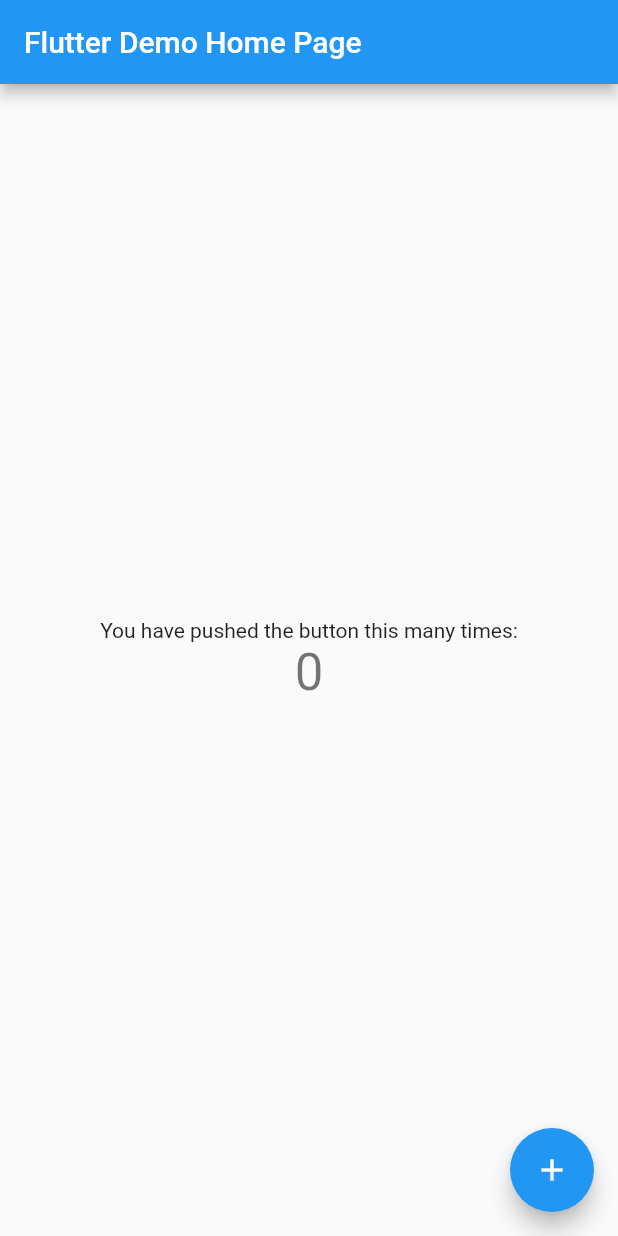
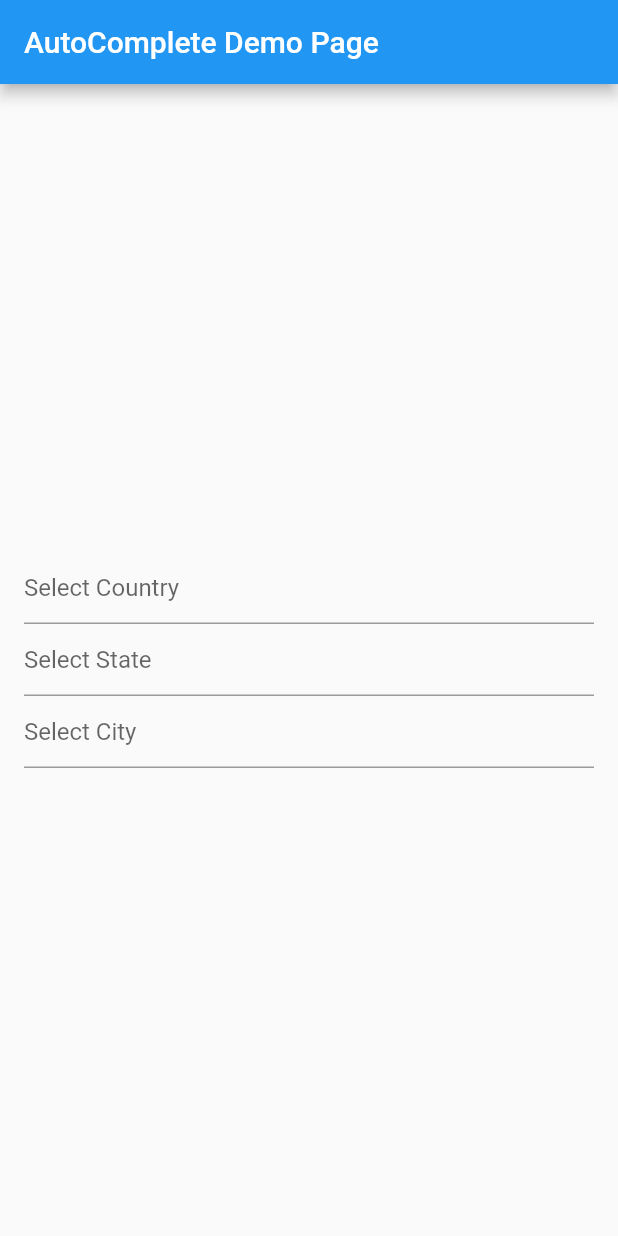
Before and after one commit to Gaurav192/flutter_typeahead_sample, a Flutter app: the screen it shows after launch, on a phone screen of 412 x 824 dp. Run offline on Flutter 3.47's test engine with Material 2 defaults, Android fonts, the phone set to English and light mode, and no system bars; drawn by our look-alikes of flutter_typeahead.

Commit message:
Use flutter_typeahead plugin

```diff
--- a/lib/main.dart
+++ b/lib/main.dart
@@ -1,3 +1,8 @@
+import 'dart:async';
+import 'dart:convert';
+
+import 'package:autocomplete_sample/places.dart';
+import 'package:autocomplete_sample/textfield.dart';
 import 'package:flutter/material.dart';
 
 void main() => runApp(MyApp());
@@ -6,11 +11,11 @@ class MyApp extends StatelessWidget {
   @override
   Widget build(BuildContext context) {
     return MaterialApp(
-      title: 'Flutter Demo',
+      title: 'Autocomplete Demo',
       theme: ThemeData(
         primarySwatch: Colors.blue,
       ),
-      home: MyHomePage(title: 'Flutter Demo Home Page'),
+      home: MyHomePage(title: 'AutoComplete Demo Page'),
     );
   }
 }
@@ -24,12 +29,79 @@ class MyHomePage extends StatefulWidget {
 }
 
 class _MyHomePageState extends State<MyHomePage> {
-  int _counter = 0;
+  // String _selectedState;
+  // String _selectedCountry;
 
-  void _incrementCounter() {
-    setState(() {
-      _counter++;
+  // String _selectedCity;
+  TextEditingController _stateController;
+  TextEditingController _cityController;
+  TextEditingController _countryController;
+  StreamController _stateStream;
+  StreamController _cityStream;
+  Stream get stateStream => _stateStream?.stream;
+  Stream get cityStream => _cityStream?.stream;
+
+  void updateState(List value) => _stateStream.sink.add(value);
+  void updateCity(List value) => _cityStream.sink.add(value);
+
+  static const placesJson = [
+    {"zip_code": "450201", "city": "city1", "state": "state1", "country": "IN"},
+    {"zip_code": "675201", "city": "city2", "state": "state1", "country": "IN"},
+    {"zip_code": "456801", "city": "city4", "state": "state2", "country": "IN"},
+    {"zip_code": "453201", "city": "city5", "state": "state2", "country": "IN"},
+    {"zip_code": "452201", "city": "city3", "state": "state3", "country": "IN"},
+    {"zip_code": "568974", "city": "city6", "state": "state4", "country": "IN"},
+    {"zip_code": "216458", "city": "city7", "state": "state4", "country": "IN"},
+    {"zip_code": "401235", "city": "city9", "state": "state5", "country": "IN"},
+    {"zip_code": "568974", "city": "city8", "state": "state5", "country": "IN"}
+  ];
+
+  var stateList = <String>[];
+  var countryList = <String>[];
+  var cityList = <String>[];
+
+  @override
+  void initState() {
+    _cityStream = StreamController<List<String>>();
+    _stateStream = StreamController<List<String>>();
+    countryList = placesModelFromJson(jsonEncode(placesJson))
+        .map((e) => e.country)
+        .toSet()
+        .toList();
+    _countryController = TextEditingController()
+      ..addListener(() {
+        print(_countryController.text);
+        stateList = placesModelFromJson(jsonEncode(placesJson))
+            .where((element) =>
+                element.country == (_countryController?.text ?? ''))
+            .map((e) => e.state)
+            .toSet() //to avoid duplicates
+            .toList();
+        updateState(stateList);
       });
+    _stateController = TextEditingController()
+      ..addListener(() {
+        cityList = placesModelFromJson(jsonEncode(placesJson))
+            .where((element) => element.state == (_stateController?.text ?? ''))
+            .map((e) => e.city)
+            .toSet()
+            .toList();
+        updateCity(cityList);
+      });
+
+    _cityController = TextEditingController();
+
+    super.initState();
+  }
+
+  @override
+  void dispose() {
+    super.dispose();
+    _stateStream.close();
+    _cityStream.close();
+    _stateController.clear();
+    _countryController.clear();
+    _cityController.clear();
   }
 
   @override
@@ -39,23 +111,46 @@ class _MyHomePageState extends State<MyHomePage> {
         title: Text(widget.title),
       ),
       body: Center(
+        child: Padding(
+          padding: const EdgeInsets.all(16.0),
           child: Column(
             mainAxisAlignment: MainAxisAlignment.center,
             children: <Widget>[
-            Text(
-              'You have pushed the button this many times:',
+              Flexible(
+                child: CustomTextField(
+                  placesList: countryList,
+                  title: 'Country',
+                  controller: _countryController,
+                  onSelected: (item) => _countryController.text = item,
                 ),
-            Text(
-              '$_counter',
-              style: Theme.of(context).textTheme.headline4,
+              ),
+              Flexible(
+                child: StreamBuilder<List<String>>(
+                    stream: stateStream,
+                    builder: (context, snapshot) {
+                      return CustomTextField(
+                        title: 'State',
+                        placesList: snapshot.data ?? <String>[],
+                        controller: _stateController,
+                        onSelected: (item) => _stateController.text = item,
+                      );
+                    }),
+              ),
+              Flexible(
+                child: StreamBuilder<List<String>>(
+                    stream: cityStream,
+                    builder: (context, snapshot) {
+                      return CustomTextField(
+                        title: 'City',
+                        placesList: snapshot.data ?? <String>[],
+                        controller: _cityController,
+                        onSelected: (item) => _cityController.text = item,
+                      );
+                    }),
               ),
             ],
           ),
         ),
-      floatingActionButton: FloatingActionButton(
-        onPressed: _incrementCounter,
-        tooltip: 'Increment',
-        child: Icon(Icons.add),
       ),
     );
   }
--- /dev/null
+++ b/lib/places.dart
@@ -0,0 +1,50 @@
+// To parse this JSON data, do
+//
+//     final placesModel = placesModelFromJson(jsonString);
+
+import 'dart:convert';
+
+List<PlacesModel> placesModelFromJson(String str) => List<PlacesModel>.from(json.decode(str).map((x) => PlacesModel.fromMap(x)));
+
+String placesModelToJson(List<PlacesModel> data) => json.encode(List<dynamic>.from(data.map((x) => x.toMap())));
+
+class PlacesModel {
+    final String zipCode;
+    final String city;
+    final String state;
+    final String country;
+
+    PlacesModel({
+        this.zipCode,
+        this.city,
+        this.state,
+        this.country,
+    });
+
+    PlacesModel copyWith({
+        String zipCode,
+        String city,
+        String state,
+        String country,
+    }) =>
+        PlacesModel(
+            zipCode: zipCode ?? this.zipCode,
+            city: city ?? this.city,
+            state: state ?? this.state,
+            country: country ?? this.country,
+        );
+
+    factory PlacesModel.fromMap(Map<String, dynamic> json) => PlacesModel(
+        zipCode: json["zip_code"] == null ? null : json["zip_code"],
+        city: json["city"] == null ? null : json["city"],
+        state: json["state"] == null ? null : json["state"],
+        country: json["country"] == null ? null : json["country"],
+    );
+
+    Map<String, dynamic> toMap() => {
+        "zip_code": zipCode == null ? null : zipCode,
+        "city": city == null ? null : city,
+        "state": state == null ? null : state,
+        "country": country == null ? null : country,
+    };
+}
--- /dev/null
+++ b/lib/textfield.dart
@@ -0,0 +1,69 @@
+import 'dart:convert';
+
+import 'package:autocomplete_sample/places.dart';
+import 'package:flutter/material.dart';
+import 'package:flutter_typeahead/flutter_typeahead.dart';
+
+class CustomTextField extends StatefulWidget {
+  final String title;
+  final List<String> placesList;
+  final TextEditingController controller;
+  final ValueChanged<String> valueChanged;
+  final Function(String) onSelected;
+
+  const CustomTextField(
+      {Key key,
+      this.controller,
+      this.title,
+      this.placesList,
+      this.valueChanged,
+      this.onSelected})
+      : super(key: key);
+  @override
+  _CustomTextFieldState createState() => _CustomTextFieldState();
+}
+
+class _CustomTextFieldState extends State<CustomTextField> {
+  @override
+  Widget build(BuildContext context) {
+    return TypeAheadField(
+      getImmediateSuggestions: true,
+      textFieldConfiguration: TextFieldConfiguration(
+        controller: widget.controller,
+        decoration: InputDecoration(hintText: "Select ${widget.title}"),
+      ),
+      // itemSubmitted: (item) {
+      //   widget.valueChanged(item);
+      // },
+      onSuggestionSelected: (item) => widget.onSelected(item),
+      itemBuilder: (context, suggestion) => new Padding(
+          child: new ListTile(
+            title: new Text(suggestion),
+          ),
+          padding: EdgeInsets.all(8.0)),
+      suggestionsCallback: (input) => getSuggestions(widget.placesList, input),
+      // suggestion.toLowerCase().startsWith(input.toLowerCase()),
+    );
+  }
+
+  String fetchSuggestion(PlacesModel place) {
+    switch (widget.title) {
+      case 'Country':
+        return place.country;
+      case 'State':
+        return place.state;
+      case 'City':
+        return place.city;
+      default:
+        return null;
+    }
+  }
+
+  getSuggestions(List<String> items, String input) {
+    final filteredItems = items
+        .where(
+            (element) => element.toLowerCase().startsWith(input.toLowerCase()))
+        .toList();
+    return filteredItems;
+  }
+}
```
Also changed, not shown: pubspec.yaml (+1 -6 lines), pubspec.lock, 1 other file. Lines whose indentation alone changed are shown as unchanged.
